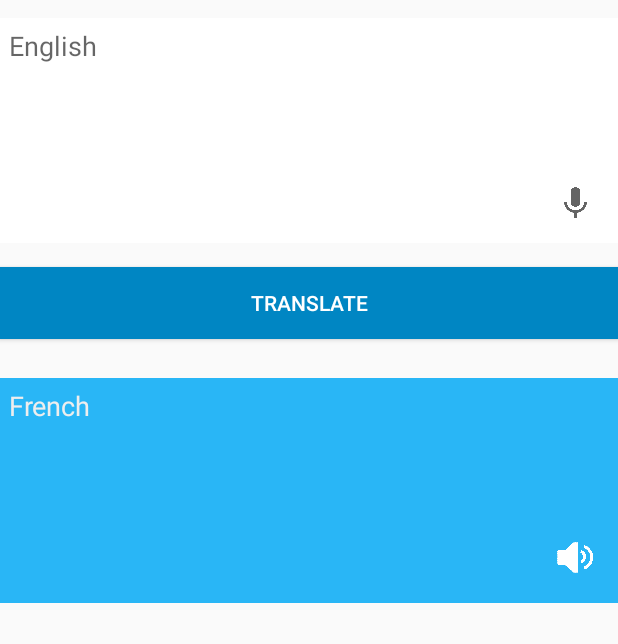
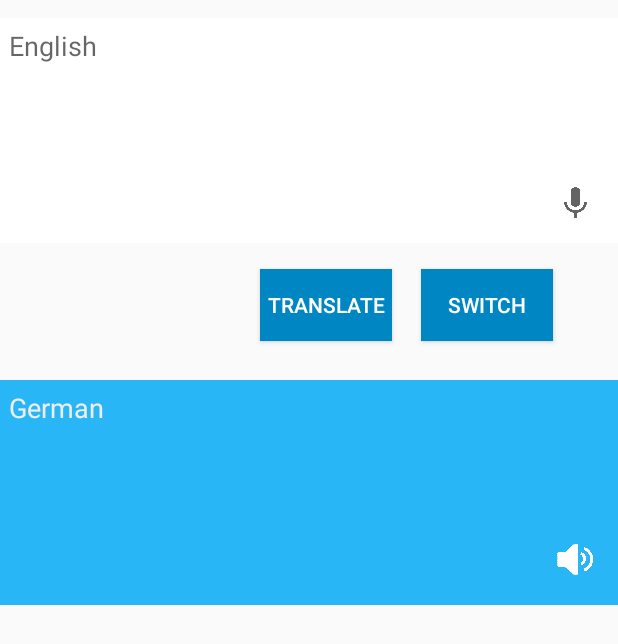
Before and after one commit to TourKing/TourKingAndroid, an Android app: the layout pop_translate_window.xml on its own in the app's theme, with its tools: preview values and no code run, on a phone screen of 412 x 824 dp. Shown: the top 644 px of the screen. Run offline under Robolectric (Android 15) with nearby library versions, the phone set to English and light mode, and no system bars.

Commit message:
added tts on mainpage. switch languages possible on translate also.

```diff
--- a/TK/app/src/main/java/com/holly/tourking/ToPage.java
+++ b/TK/app/src/main/java/com/holly/tourking/ToPage.java
@@ -38,7 +38,6 @@ public class ToPage extends Fragment {
         phrases = Phrase.initialiseData(1, ((MainActivity)getActivity()).getSection());
 
         rv.setAdapter(new ToPhraseAdapter(getContext(), phrases));
-
         return rv;
     }
 }
--- a/TK/app/src/main/res/layout/pop_translate_window.xml
+++ b/TK/app/src/main/res/layout/pop_translate_window.xml
@@ -6,13 +6,24 @@
     android:visibility="visible">
 
     <Button
+        android:id="@+id/switchButton"
+        android:layout_width="wrap_content"
+        android:layout_height="wrap_content"
+        android:layout_above="@+id/translate_output"
+        android:layout_toStartOf="@+id/listenButton"
+        android:background="@color/colorPrimaryDark"
+        android:text="SWITCH"
+        android:textColor="#FFFFFF"
+        android:textColorHint="#eeeeee" />
+
+    <Button
         android:id="@+id/translateButton"
-        android:layout_width="match_parent"
+        android:layout_width="wrap_content"
         android:layout_height="wrap_content"
-        android:layout_alignParentLeft="true"
-        android:layout_alignParentStart="true"
         android:layout_below="@+id/translate_input"
-        android:layout_marginTop="16dp"
+        android:layout_marginEnd="19dp"
+        android:layout_marginTop="17dp"
+        android:layout_toStartOf="@+id/switchButton"
         android:background="@color/colorPrimaryDark"
         android:text="@string/translate_text"
         android:textColor="#FFFFFF"
@@ -50,7 +61,7 @@
         android:height="150dp"
         android:background="@drawable/output_text"
         android:ems="10"
-        android:hint="French"
+        android:hint="@string/transto"
         android:paddingLeft="6dp"
         android:paddingTop="6dp"
         android:textColor="#FFFFFF"
--- a/TK/app/src/main/res/values/strings.xml
+++ b/TK/app/src/main/res/values/strings.xml
@@ -23,6 +23,7 @@
     <string name="speak_text">Speak</string>
     <string name="listen_text">Listen</string>
     <string name="title_activity_settings">Settings</string>
+    <string name="transto">German</string>
 
     <!-- Strings related to Settings -->
 
```
Also changed, not shown: TK/app/src/main/java/com/holly/tourking/FromPhraseAdapter.java (+11 -1 lines), TK/app/src/main/java/com/holly/tourking/MainActivity.java (+53 -3 lines), TK/app/src/main/java/com/holly/tourking/ToPhraseAdapter.java (+16 -2 lines), TK/app/src/main/java/com/holly/tourking/popTranslate.java (+28 -2 lines), TK/app/src/main/res/layout/app_bar_main.xml (+9 -2 lines), TK/app/src/main/res/layout/phrases_page.xml (+51 -51 lines).
